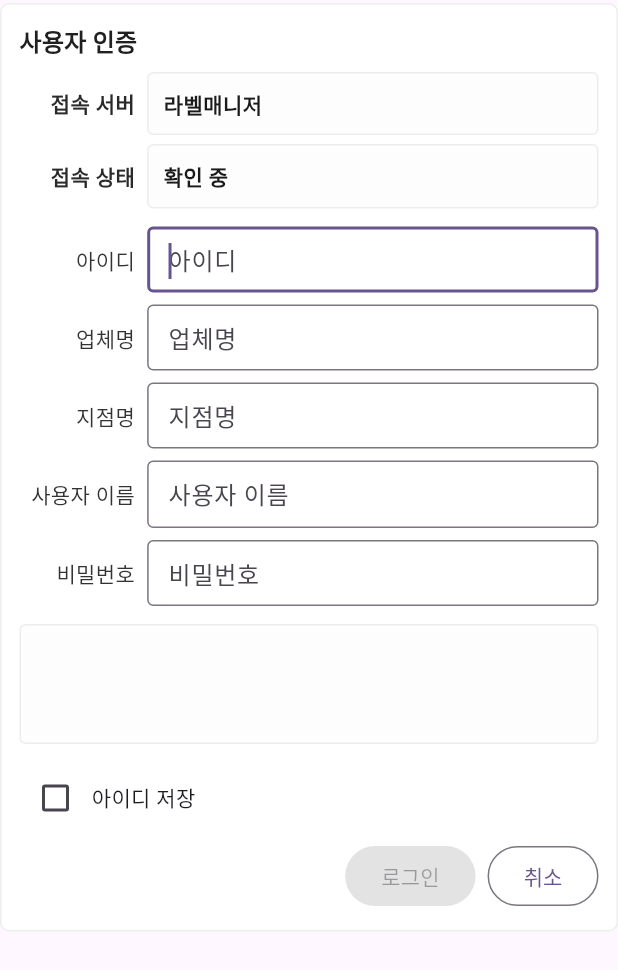
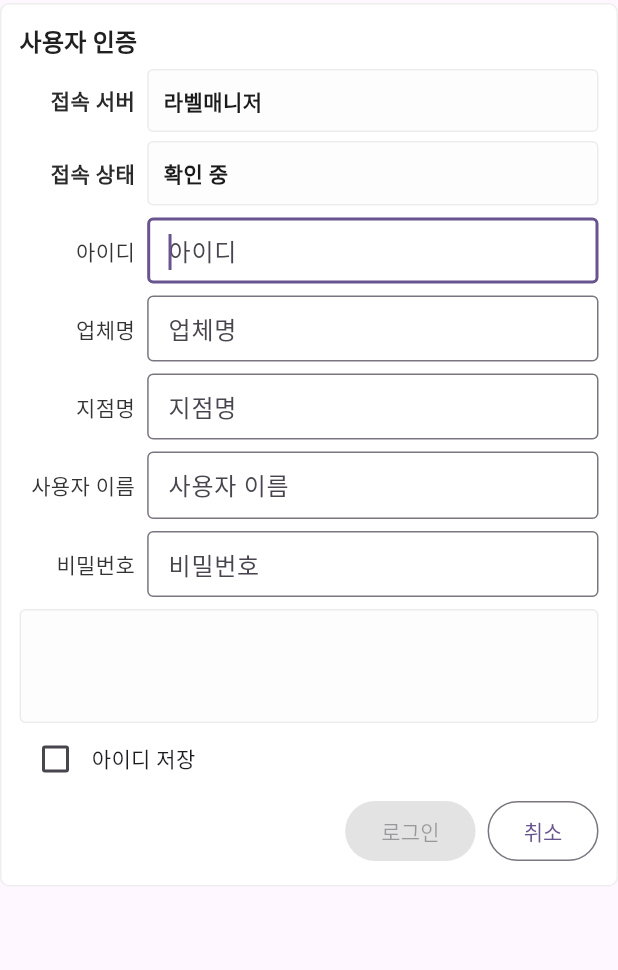
Before and after one commit to hwangdeuk-code/label_printer, a Flutter app: the _LoginPanel widget shown alone on an empty page, opened directly with empty values, on a phone screen of 412 x 824 dp. Shown: the top 970 px of the screen. Run offline on Flutter 3.47's test engine with Material 3 defaults, Android fonts, the phone set to English and light mode, and no system bars; our stand-ins replace dropdown_button2, package_info_plus, pdf, printing, shared_preferences and 3 more; missing offline and left inert: charset_converter, dart:ffi, dart:html, file_selector, flutter_quill, flutter_zxing and 5 more; accounts and stored records are empty.

Commit message:
로그인 다이얼로그 조정 중

```diff
--- a/lib/page_login/startup_dialog.dart
+++ b/lib/page_login/startup_dialog.dart
@@ -617,7 +617,7 @@ class _LoginPanelState extends State<_LoginPanel> {
                         ) ??
                         const TextStyle(fontSize: 17, fontWeight: FontWeight.w700),
                   ),
-                  const SizedBox(height: 8),
+                  SizedBox(height: isDesktop ? 16 : 6),
                   _LabeledField(
                     label: '접속 서버',
                     labelWidth: _fieldLabelWidth,
@@ -648,7 +648,7 @@ class _LoginPanelState extends State<_LoginPanel> {
                       },
                     ),
                   ),
-                  const SizedBox(height: 12),
+                  const SizedBox(height: 8),
                   Row(
                     children: [
                       _kLabel('아이디'),
@@ -739,9 +739,9 @@ class _LoginPanelState extends State<_LoginPanel> {
                       ),
                     ],
                   ),
-                  const SizedBox(height: 12),
-                  _LabeledField(height: isDesktop ? 170 : 80, child: Text(_infoText)),
-                  const SizedBox(height: 12),
+                  const SizedBox(height: 8),
+                  _LabeledField(height: isDesktop ? 160 : 76, child: Text(_infoText)),
+                  const SizedBox(height: 0),
                   Row(
                     children: [
                       Checkbox(
@@ -752,7 +752,7 @@ class _LoginPanelState extends State<_LoginPanel> {
                       const Spacer(),
                     ],
                   ),
-                  const SizedBox(height: 4),
+                  const SizedBox(height: 0),
                   Row(
                     children: [
                       const Spacer(),
```
